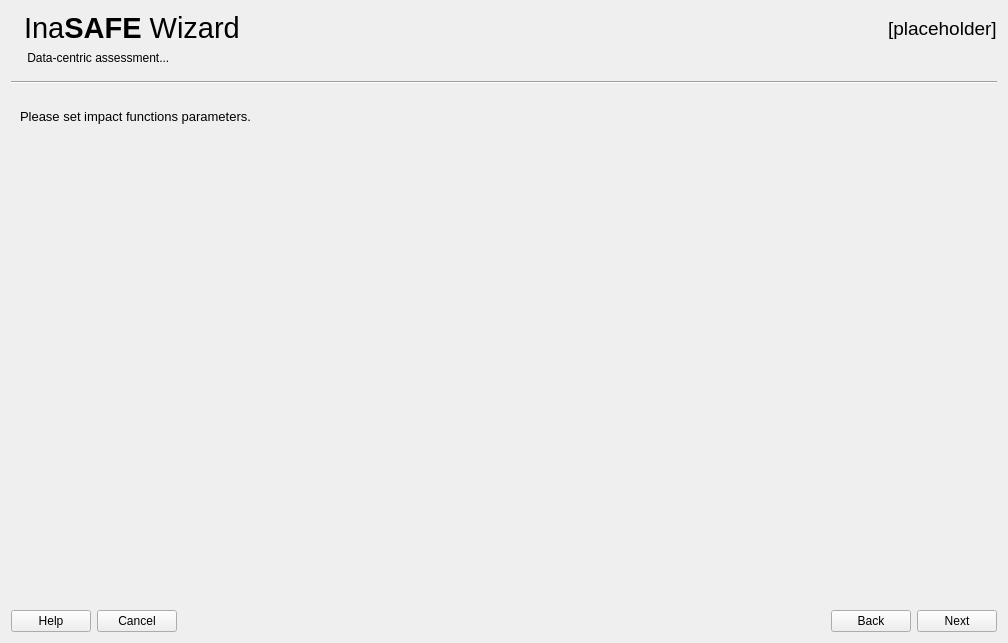
This is safe_qgis/ui/wizard_dialog_base.ui in inasafe/inasafe as Qt 5 draws it before an edit. The edited form follows.
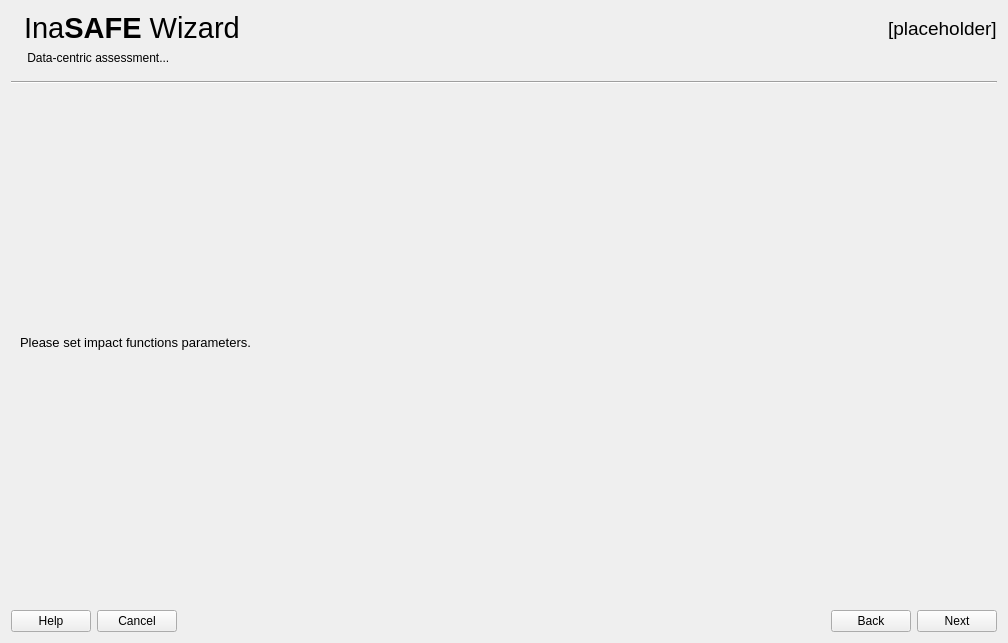
This is the edited form. The open tabs and pages were chosen to show the change. Icons and pictures are not drawn. Custom widgets are drawn as their Qt base class.

Commit message: [IFCW] Fix ui layout

Diff of the .ui file:
```diff
--- a/safe_qgis/ui/wizard_dialog_base.ui
+++ b/safe_qgis/ui/wizard_dialog_base.ui
@@ -2969,7 +2969,7 @@
           <enum>Qt::Vertical</enum>
          </property>
          <property name="sizeType">
-          <enum>QSizePolicy::Expanding</enum>
+          <enum>QSizePolicy::Preferred</enum>
          </property>
          <property name="sizeHint" stdset="0">
           <size>
```
The commit also changes 1 other file.
